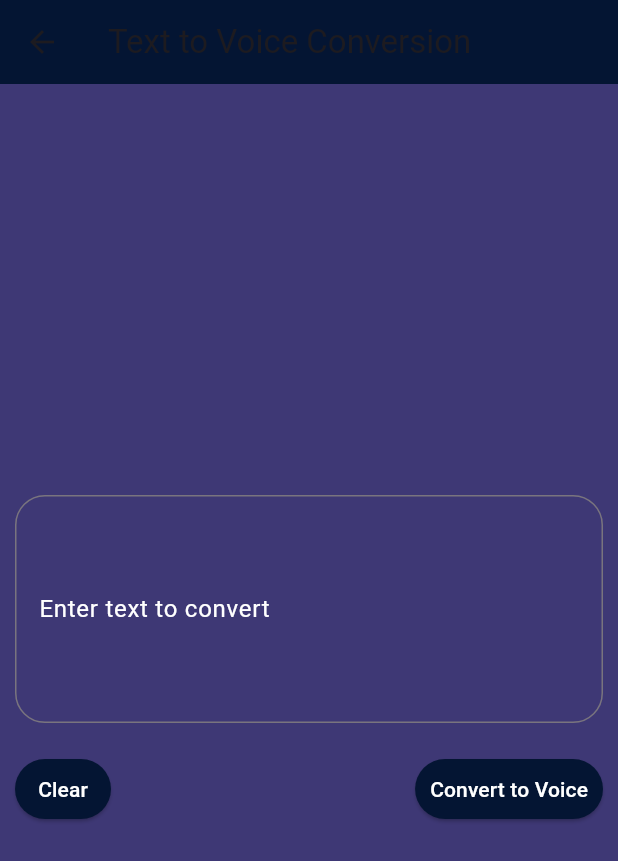
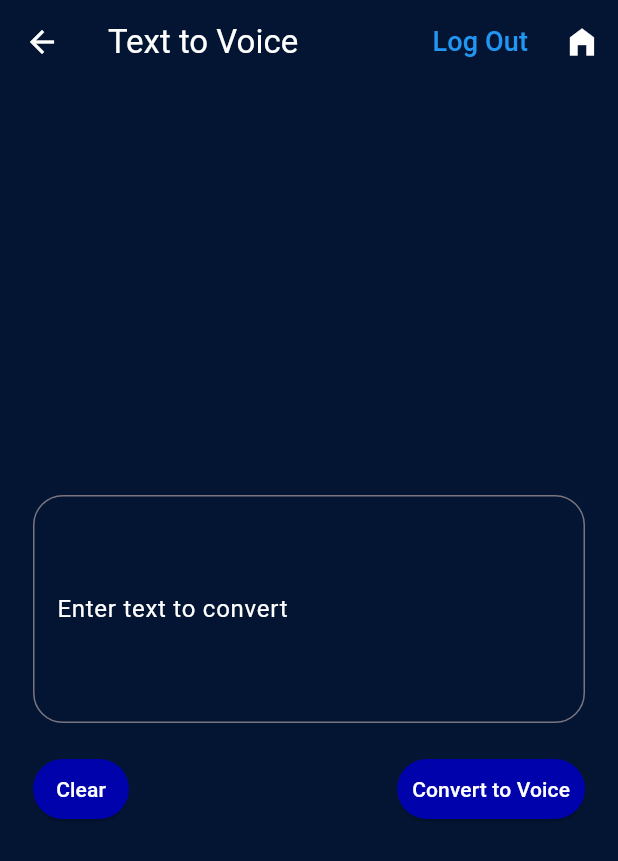
Before and after one commit to adeeshajayasinghe/talk-together, a Flutter app: the TextToVoiceScreen screen opened directly, on a phone screen of 412 x 824 dp. Shown: the top 861 px of the screen. Run offline on Flutter 3.47's test engine with Material 3 defaults, Android fonts, the phone set to English and light mode, and no system bars; our stand-ins replace avatar_glow, cloud_firestore, firebase_auth, firebase_core, flutter_contacts, flutter_svg and 5 more; missing offline and left inert: country_flags, telephony, translator; accounts and stored records are empty.

Commit message:
speech to text added, ui modified

```diff
--- a/lib/pages/text_to_voice_conversion_screen.dart
+++ b/lib/pages/text_to_voice_conversion_screen.dart
@@ -1,9 +1,10 @@
 import 'package:flutter/material.dart';
+import 'package:get/get.dart';
 import 'package:provider/provider.dart';
-
+import 'package:textapp/pages/Homepage.dart';
 import '../models/text_to_voice_model.dart';
+import '../servises/Auth.dart';
 import '../servises/text_to_voice_service.dart';
-
 
 class TextToVoiceScreen extends StatefulWidget {
   const TextToVoiceScreen({Key? key}) : super(key: key);
@@ -29,24 +30,50 @@ class _TextToVoiceScreenState extends State<TextToVoiceScreen> {
 
     final elevatedButtonStyle = ElevatedButton.styleFrom(
       foregroundColor: Colors.white,
-      backgroundColor: const Color.fromARGB(255, 4, 21, 51),
+      backgroundColor: Color.fromARGB(255, 0, 3, 172),
       padding: const EdgeInsets.all(10),
       shape: RoundedRectangleBorder(borderRadius: BorderRadius.circular(20.0)),
     );
 
+    Auth auth = Auth();
+
     return Scaffold(
+      backgroundColor: const Color.fromARGB(255, 4, 21, 51),
       appBar: AppBar(
-        backgroundColor: const Color.fromARGB(255, 4, 21, 51),
-        title: const Text('Text to Voice Conversion'),
+          iconTheme: const IconThemeData(
+            color: Color.fromARGB(255, 255, 255, 255), //change your color here
           ),
+          backgroundColor: Colors.transparent,
+          title: const Text(
+            "Text to Voice",
+            style: TextStyle(color: Colors.white),
+          ),
+          actions: [
+            if (Auth.login)
+              TextButton(
+                  onPressed: () {
+                    auth.SignOut();
+                  },
+                  child: const Text(
+                    "Log Out",
+                    style: TextStyle(fontSize: 18, color: Colors.blue),
+                  )),
+            IconButton(
+                onPressed: () {
+                  Get.offAll(HomePage());
+                },
+                icon: const Icon(Icons.home_filled))
+          ]),
       body: Container(
         padding: const EdgeInsets.fromLTRB(10, 0, 10, 0),
-        color: const Color.fromARGB(255, 62, 56, 117),
+        color: const Color.fromARGB(255, 4, 21, 51),
         child: Column(
           mainAxisAlignment: MainAxisAlignment.center,
           mainAxisSize: MainAxisSize.max,
           children: [
-            TextField(
+            Padding(
+              padding: const EdgeInsets.symmetric(horizontal: 12),
+              child: TextField(
                 cursorColor: Colors.white,
                 maxLines: 5,
                 controller: textEditingController,
@@ -59,17 +86,23 @@ class _TextToVoiceScreenState extends State<TextToVoiceScreen> {
                     ),
                   ),
                   labelText: 'Enter text to convert',
-                labelStyle: TextStyle(color: Colors.white), // Set label text color
+                  labelStyle:
+                      TextStyle(color: Colors.white), // Set label text color
+                ),
               ),
             ),
             const SizedBox(height: 20),
-            Row(
+            Padding(
+              padding: const EdgeInsets.symmetric(horizontal: 12),
+              child: Row(
+                mainAxisAlignment: MainAxisAlignment.spaceBetween,
                 children: [
                   ElevatedButton(
                     style: elevatedButtonStyle,
                     onPressed: () {
                       setState(() {
-                      textEditingController.clear(); // Clear the text field using the controller
+                        textEditingController
+                            .clear(); // Clear the text field using the controller
                       });
                     },
                     child: const Text('Clear'),
@@ -78,7 +111,8 @@ class _TextToVoiceScreenState extends State<TextToVoiceScreen> {
                   ElevatedButton(
                     style: elevatedButtonStyle,
                     onPressed: () {
-                    textToVoiceModel.setTextToSpeak(textEditingController.text); // Set text using the controller
+                      textToVoiceModel.setTextToSpeak(textEditingController
+                          .text); // Set text using the controller
                       final textToSpeak = textToVoiceModel.textToSpeak;
                       if (textToSpeak.isNotEmpty) {
                         textToSpeechService.speak(textToSpeak);
@@ -88,6 +122,7 @@ class _TextToVoiceScreenState extends State<TextToVoiceScreen> {
                   ),
                 ],
               ),
+            ),
           ],
         ),
       ),
--- a/lib/servises/googleSignIn.dart
+++ b/lib/servises/googleSignIn.dart
@@ -17,8 +17,9 @@ class AuthService {
         accessToken: gAuth.accessToken, idToken: gAuth.idToken);
 
     //lets sign in
-    UserCredential userCredential =
-        await FirebaseAuth.instance.signInWithCredential(credential);
+    // UserCredential userCredential =
+    //     await FirebaseAuth.instance.signInWithCredential(credential);
+    await FirebaseAuth.instance.signInWithCredential(credential);
     Get.offAll(() => HomePage());
   }
 }
--- a/pubspec.yaml
+++ b/pubspec.yaml
@@ -53,6 +53,8 @@ dependencies:
   permission_handler: ^11.0.0
   provider: ^6.0.5
   flutter_tts: ^3.8.3
+  avatar_glow: ^2.0.2
+  speech_to_text: ^6.3.0
 
 dependency_overrides:
   translator: ^0.1.7
```
Also changed, not shown: lib/pages/languageSelection.dart (+5 -2 lines), lib/pages/messege/messegePage.dart (+27 -1 lines), lib/pages/speechToText.dart (added, +103 -0 lines), lib/servises/MessegeService.dart (renamed from lib/pages/messege/MessegeService.dart), pubspec.lock, 3 other files. Lines whose indentation alone changed are shown as unchanged.
